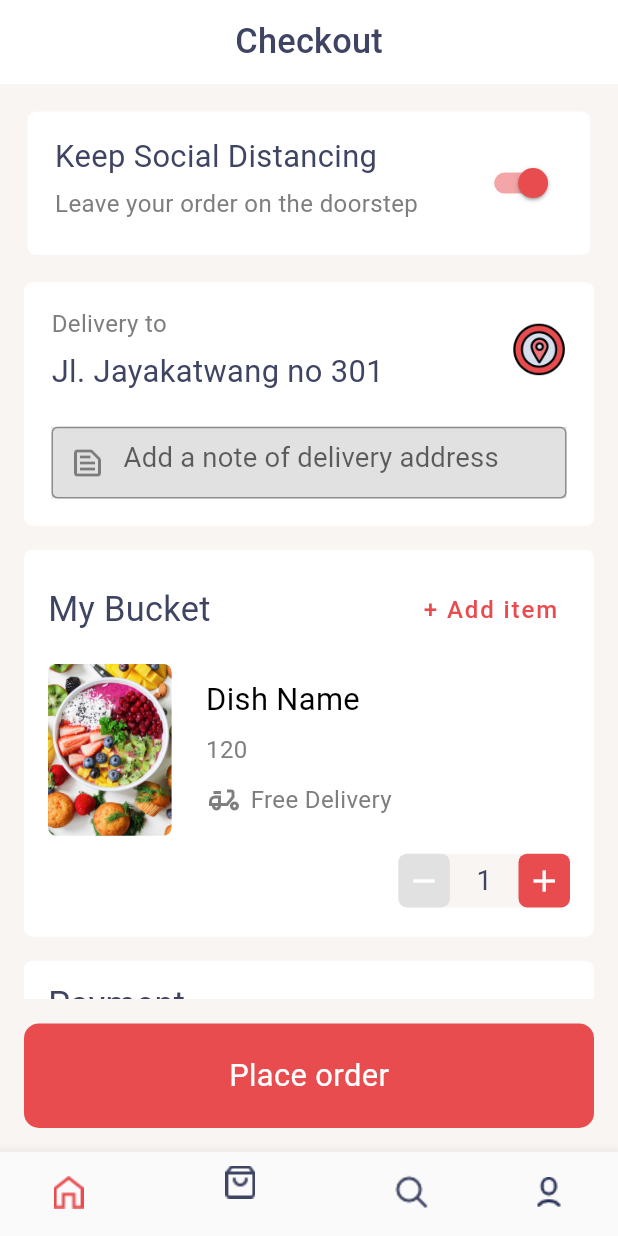
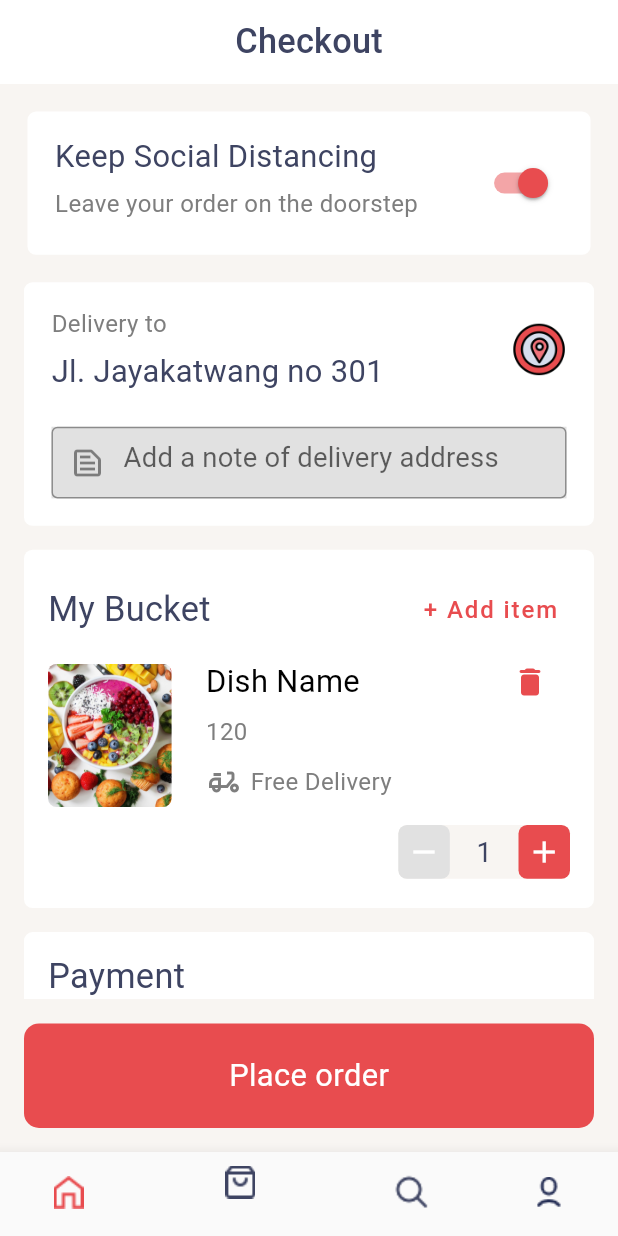
Before and after one commit to shafi21064/food_app, a Flutter app: the screen it shows after launch, item 2 of the bottom bar chosen, on a phone screen of 412 x 824 dp. Run offline on Flutter 3.47's test engine with Material 2 defaults, Android fonts, the phone set to English and light mode, and no system bars; our stand-ins replace flutter_rating_bar, flutter_screenutil.

Commit message:
bucket list added

```diff
--- a/lib/src/modules/checkout/local_widget/bucket_list.dart
+++ b/lib/src/modules/checkout/local_widget/bucket_list.dart
@@ -20,7 +20,7 @@ class BucketList extends StatelessWidget {
     return Container(
       margin: const EdgeInsets.all(16),
       padding: const EdgeInsets.all(16),
-      height: 216.h,
+      height: 200.h,
       width: MediaQuery.sizeOf(context).width,
       decoration: BoxDecoration(
           color: Colors.white,
@@ -47,12 +47,11 @@ class BucketList extends StatelessWidget {
           ),
           SpaceInHeight(height: 10.h),
           Row(
+            //mainAxisAlignment: MainAxisAlignment.spaceBetween,
+            crossAxisAlignment: CrossAxisAlignment.start,
             children: [
-              SizedBox(
-                height: 96.h,
-                width: 72.w,
-                child: Container(
-                  height: 82.h,
+              Container(
+                height: 80.h,
                 width: 72.w,
                 decoration: BoxDecoration(
                     borderRadius: BorderRadius.circular(5.r),
@@ -61,7 +60,6 @@ class BucketList extends StatelessWidget {
                           itemProvider.itemList[0]['item_pic'],
                         ),
                         fit: BoxFit.cover)),
-                ),
               ),
               SpaceInWidth(width: 20.w),
               Column(
@@ -92,7 +90,9 @@ class BucketList extends StatelessWidget {
                     ],
                   ),
                 ],
-              )
+              ),
+              SpaceInWidth(width: 70.w),
+              Icon(Icons.delete_rounded, color: customColor.cRed,)
             ],
           ),
           SpaceInHeight(height: 10.h),
```
Lines whose indentation alone changed are shown as unchanged.
